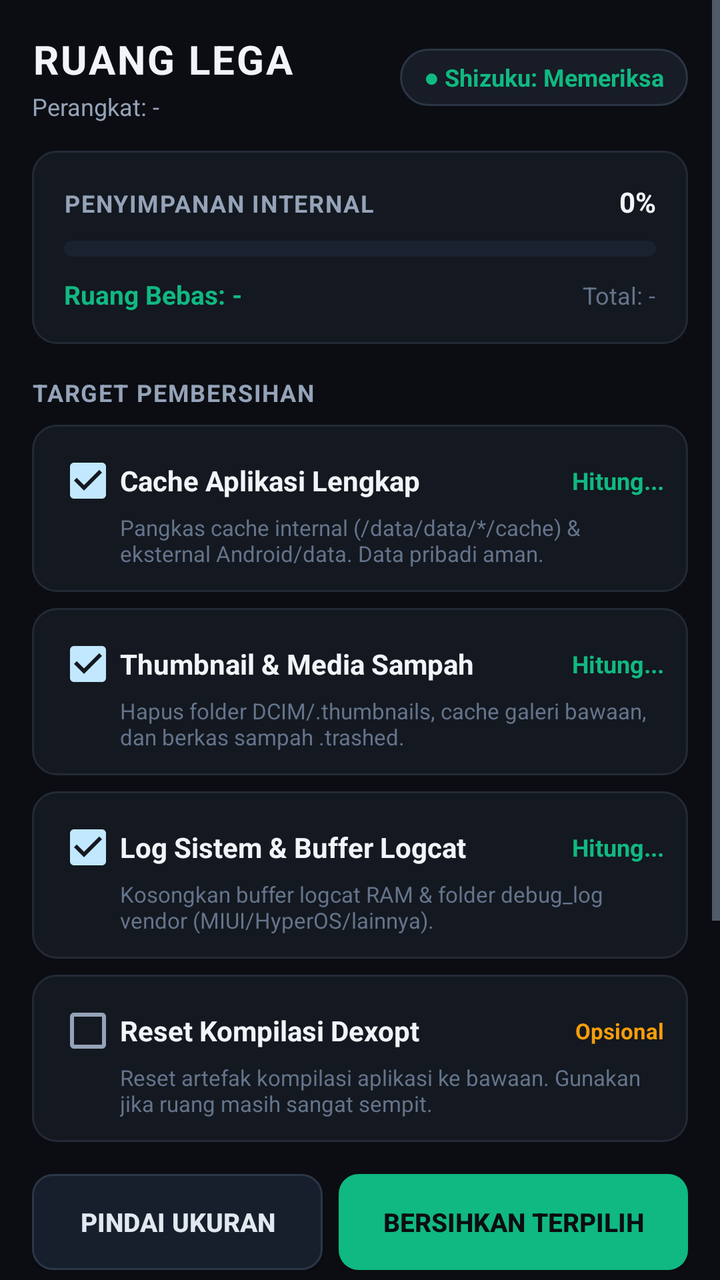
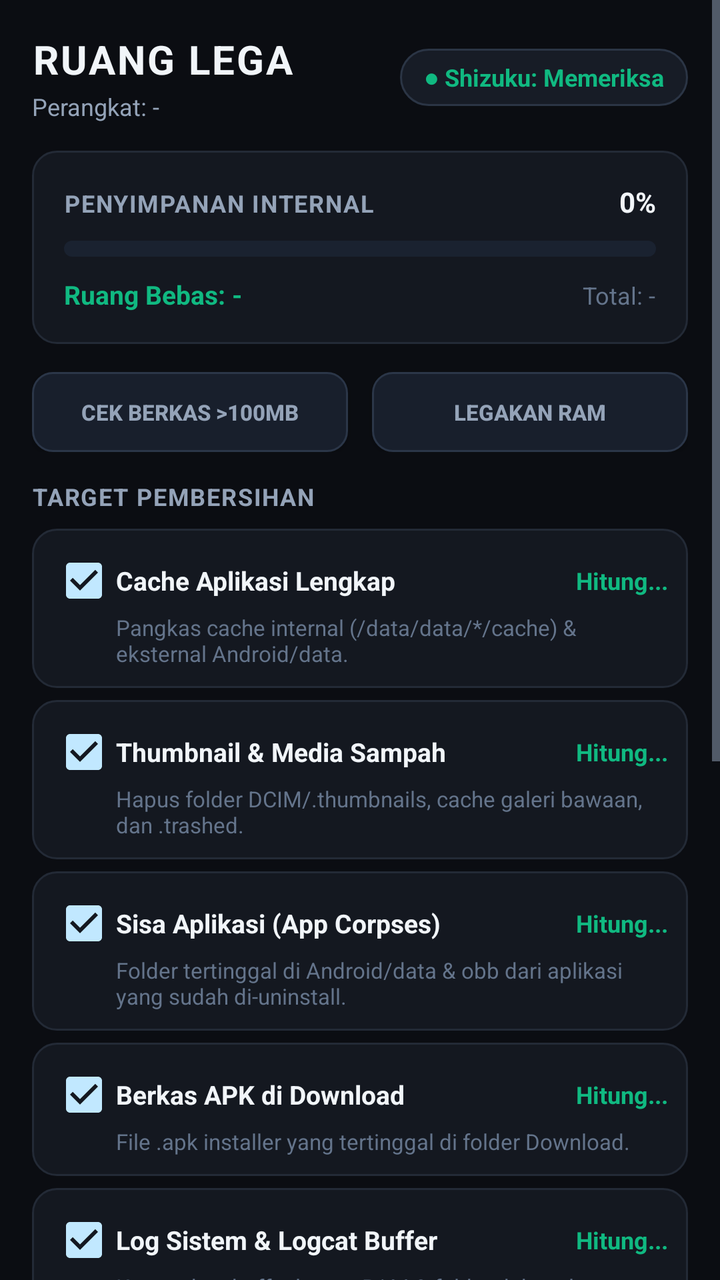

Compare the two renders of this Android layout. The source of the first and the diff that turns it into the second are given below.
<!-- AndroidManifest.xml: application theme Theme.App -->
<!-- res/layout/activity_main.xml -->
<?xml version="1.0" encoding="utf-8"?>
<ScrollView xmlns:android="http://schemas.android.com/apk/res/android"
    android:id="@+id/main_scroll"
    android:layout_width="match_parent"
    android:layout_height="match_parent"
    android:background="#0B0D12"
    android:fillViewport="true">

    <LinearLayout
        android:layout_width="match_parent"
        android:layout_height="wrap_content"
        android:orientation="vertical"
        android:padding="16dp">

        
        <LinearLayout
            android:layout_width="match_parent"
            android:layout_height="wrap_content"
            android:gravity="center_vertical"
            android:orientation="horizontal"
            android:layout_marginBottom="14dp">

            <LinearLayout
                android:layout_width="0dp"
                android:layout_height="wrap_content"
                android:layout_weight="1"
                android:orientation="vertical">

                <TextView
                    android:layout_width="wrap_content"
                    android:layout_height="wrap_content"
                    android:text="RUANG LEGA"
                    android:textColor="#F1F5F9"
                    android:textSize="20sp"
                    android:textStyle="bold"
                    android:letterSpacing="0.05" />

                <TextView
                    android:id="@+id/tv_device_info"
                    android:layout_width="wrap_content"
                    android:layout_height="wrap_content"
                    android:layout_marginTop="2dp"
                    android:text="Perangkat: -"
                    android:textColor="#94A3B8"
                    android:textSize="12sp" />
            </LinearLayout>

            <TextView
                android:id="@+id/tv_shizuku_pill"
                android:layout_width="wrap_content"
                android:layout_height="wrap_content"
                android:background="@drawable/bg_pill"
                android:paddingLeft="12dp"
                android:paddingTop="6dp"
                android:paddingRight="12dp"
                android:paddingBottom="6dp"
                android:text="● Shizuku: Memeriksa"
                android:textColor="#10B981"
                android:textSize="12sp"
                android:textStyle="bold" />
        </LinearLayout>

        
        <LinearLayout
            android:layout_width="match_parent"
            android:layout_height="wrap_content"
            android:background="@drawable/bg_card"
            android:orientation="vertical"
            android:padding="16dp"
            android:layout_marginBottom="16dp">

            <LinearLayout
                android:layout_width="match_parent"
                android:layout_height="wrap_content"
                android:orientation="horizontal">

                <TextView
                    android:layout_width="0dp"
                    android:layout_height="wrap_content"
                    android:layout_weight="1"
                    android:text="PENYIMPANAN INTERNAL"
                    android:textColor="#94A3B8"
                    android:textSize="12sp"
                    android:textStyle="bold"
                    android:letterSpacing="0.05" />

                <TextView
                    android:id="@+id/tv_storage_pct"
                    android:layout_width="wrap_content"
                    android:layout_height="wrap_content"
                    android:text="0%"
                    android:textColor="#F1F5F9"
                    android:textSize="14sp"
                    android:textStyle="bold" />
            </LinearLayout>

            <ProgressBar
                android:id="@+id/pb_storage"
                style="?android:attr/progressBarStyleHorizontal"
                android:layout_width="match_parent"
                android:layout_height="8dp"
                android:layout_marginTop="10dp"
                android:layout_marginBottom="10dp"
                android:max="100"
                android:progress="0"
                android:progressDrawable="@drawable/storage_progress" />

            <LinearLayout
                android:layout_width="match_parent"
                android:layout_height="wrap_content"
                android:orientation="horizontal">

                <TextView
                    android:id="@+id/tv_free_storage"
                    android:layout_width="0dp"
                    android:layout_height="wrap_content"
                    android:layout_weight="1"
                    android:text="Ruang Bebas: -"
                    android:textColor="#10B981"
                    android:textSize="13sp"
                    android:textStyle="bold" />

                <TextView
                    android:id="@+id/tv_total_storage"
                    android:layout_width="wrap_content"
                    android:layout_height="wrap_content"
                    android:text="Total: -"
                    android:textColor="#64748B"
                    android:textSize="12sp" />
            </LinearLayout>
        </LinearLayout>

        
        <TextView
            android:layout_width="wrap_content"
            android:layout_height="wrap_content"
            android:text="TARGET PEMBERSIHAN"
            android:textColor="#94A3B8"
            android:textSize="12sp"
            android:textStyle="bold"
            android:letterSpacing="0.05"
            android:layout_marginBottom="8dp" />

        
        <LinearLayout
            android:layout_width="match_parent"
            android:layout_height="wrap_content"
            android:background="@drawable/bg_card"
            android:orientation="vertical"
            android:padding="12dp"
            android:layout_marginBottom="8dp">

            <LinearLayout
                android:layout_width="match_parent"
                android:layout_height="wrap_content"
                android:gravity="center_vertical"
                android:orientation="horizontal">

                <CheckBox
                    android:id="@+id/cb_cache"
                    android:layout_width="wrap_content"
                    android:layout_height="wrap_content"
                    android:checked="true"
                    android:text="Cache Aplikasi Lengkap"
                    android:textColor="#F1F5F9"
                    android:textSize="14sp"
                    android:textStyle="bold" />

                <View
                    android:layout_width="0dp"
                    android:layout_height="1dp"
                    android:layout_weight="1" />

                <TextView
                    android:id="@+id/tv_size_cache"
                    android:layout_width="wrap_content"
                    android:layout_height="wrap_content"
                    android:text="Hitung..."
                    android:textColor="#10B981"
                    android:textSize="12sp"
                    android:textStyle="bold" />
            </LinearLayout>

            <TextView
                android:layout_width="match_parent"
                android:layout_height="wrap_content"
                android:paddingLeft="32dp"
                android:text="Pangkas cache internal (/data/data/*/cache) &amp; eksternal Android/data. Data pribadi aman."
                android:textColor="#64748B"
                android:textSize="11sp" />
        </LinearLayout>

        
        <LinearLayout
            android:layout_width="match_parent"
            android:layout_height="wrap_content"
            android:background="@drawable/bg_card"
            android:orientation="vertical"
            android:padding="12dp"
            android:layout_marginBottom="8dp">

            <LinearLayout
                android:layout_width="match_parent"
                android:layout_height="wrap_content"
                android:gravity="center_vertical"
                android:orientation="horizontal">

                <CheckBox
                    android:id="@+id/cb_media"
                    android:layout_width="wrap_content"
                    android:layout_height="wrap_content"
                    android:checked="true"
                    android:text="Thumbnail &amp; Media Sampah"
                    android:textColor="#F1F5F9"
                    android:textSize="14sp"
                    android:textStyle="bold" />

                <View
                    android:layout_width="0dp"
                    android:layout_height="1dp"
                    android:layout_weight="1" />

                <TextView
                    android:id="@+id/tv_size_media"
                    android:layout_width="wrap_content"
                    android:layout_height="wrap_content"
                    android:text="Hitung..."
                    android:textColor="#10B981"
                    android:textSize="12sp"
                    android:textStyle="bold" />
            </LinearLayout>

            <TextView
                android:layout_width="match_parent"
                android:layout_height="wrap_content"
                android:paddingLeft="32dp"
                android:text="Hapus folder DCIM/.thumbnails, cache galeri bawaan, dan berkas sampah .trashed."
                android:textColor="#64748B"
                android:textSize="11sp" />
        </LinearLayout>

        
        <LinearLayout
            android:layout_width="match_parent"
            android:layout_height="wrap_content"
            android:background="@drawable/bg_card"
            android:orientation="vertical"
            android:padding="12dp"
            android:layout_marginBottom="8dp">

            <LinearLayout
                android:layout_width="match_parent"
                android:layout_height="wrap_content"
                android:gravity="center_vertical"
                android:orientation="horizontal">

                <CheckBox
                    android:id="@+id/cb_logs"
                    android:layout_width="wrap_content"
                    android:layout_height="wrap_content"
                    android:checked="true"
                    android:text="Log Sistem &amp; Buffer Logcat"
                    android:textColor="#F1F5F9"
                    android:textSize="14sp"
                    android:textStyle="bold" />

                <View
                    android:layout_width="0dp"
                    android:layout_height="1dp"
                    android:layout_weight="1" />

                <TextView
                    android:id="@+id/tv_size_logs"
                    android:layout_width="wrap_content"
                    android:layout_height="wrap_content"
                    android:text="Hitung..."
                    android:textColor="#10B981"
                    android:textSize="12sp"
                    android:textStyle="bold" />
            </LinearLayout>

            <TextView
                android:layout_width="match_parent"
                android:layout_height="wrap_content"
                android:paddingLeft="32dp"
                android:text="Kosongkan buffer logcat RAM &amp; folder debug_log vendor (MIUI/HyperOS/lainnya)."
                android:textColor="#64748B"
                android:textSize="11sp" />
        </LinearLayout>

        
        <LinearLayout
            android:layout_width="match_parent"
            android:layout_height="wrap_content"
            android:background="@drawable/bg_card"
            android:orientation="vertical"
            android:padding="12dp"
            android:layout_marginBottom="16dp">

            <LinearLayout
                android:layout_width="match_parent"
                android:layout_height="wrap_content"
                android:gravity="center_vertical"
                android:orientation="horizontal">

                <CheckBox
                    android:id="@+id/cb_dexopt"
                    android:layout_width="wrap_content"
                    android:layout_height="wrap_content"
                    android:checked="false"
                    android:text="Reset Kompilasi Dexopt"
                    android:textColor="#F1F5F9"
                    android:textSize="14sp"
                    android:textStyle="bold" />

                <View
                    android:layout_width="0dp"
                    android:layout_height="1dp"
                    android:layout_weight="1" />

                <TextView
                    android:layout_width="wrap_content"
                    android:layout_height="wrap_content"
                    android:text="Opsional"
                    android:textColor="#F59E0B"
                    android:textSize="11sp"
                    android:textStyle="bold" />
            </LinearLayout>

            <TextView
                android:layout_width="match_parent"
                android:layout_height="wrap_content"
                android:paddingLeft="32dp"
                android:text="Reset artefak kompilasi aplikasi ke bawaan. Gunakan jika ruang masih sangat sempit."
                android:textColor="#64748B"
                android:textSize="11sp" />
        </LinearLayout>

        
        <LinearLayout
            android:layout_width="match_parent"
            android:layout_height="wrap_content"
            android:orientation="horizontal"
            android:layout_marginBottom="12dp">

            <Button
                android:id="@+id/btn_scan"
                android:layout_width="0dp"
                android:layout_height="48dp"
                android:layout_weight="1"
                android:layout_marginRight="8dp"
                android:background="@drawable/bg_btn_secondary"
                android:text="Pindai Ukuran"
                android:textColor="#E2E8F0"
                android:textSize="13sp"
                android:textStyle="bold" />

            <Button
                android:id="@+id/btn_clean"
                android:layout_width="0dp"
                android:layout_height="48dp"
                android:layout_weight="1.2"
                android:background="@drawable/bg_btn_primary"
                android:text="Bersihkan Terpilih"
                android:textColor="#0B0D12"
                android:textSize="13sp"
                android:textStyle="bold" />
        </LinearLayout>

        
        <LinearLayout
            android:id="@+id/layout_progress"
            android:layout_width="match_parent"
            android:layout_height="wrap_content"
            android:orientation="vertical"
            android:visibility="gone"
            android:layout_marginBottom="12dp">

            <ProgressBar
                style="?android:attr/progressBarStyleHorizontal"
                android:layout_width="match_parent"
                android:layout_height="4dp"
                android:indeterminate="true" />

            <TextView
                android:id="@+id/tv_status_action"
                android:layout_width="wrap_content"
                android:layout_height="wrap_content"
                android:layout_marginTop="4dp"
                android:text="Sedang memproses..."
                android:textColor="#3B82F6"
                android:textSize="12sp" />
        </LinearLayout>

        
        <LinearLayout
            android:layout_width="match_parent"
            android:layout_height="wrap_content"
            android:orientation="vertical"
            android:background="@drawable/bg_console"
            android:padding="12dp">

            <LinearLayout
                android:layout_width="match_parent"
                android:layout_height="wrap_content"
                android:gravity="center_vertical"
                android:orientation="horizontal"
                android:layout_marginBottom="8dp">

                <TextView
                    android:layout_width="0dp"
                    android:layout_height="wrap_content"
                    android:layout_weight="1"
                    android:text="LOG KELUARAN"
                    android:textColor="#64748B"
                    android:textSize="11sp"
                    android:textStyle="bold"
                    android:letterSpacing="0.05" />

                <TextView
                    android:id="@+id/btn_copy_log"
                    android:layout_width="wrap_content"
                    android:layout_height="wrap_content"
                    android:text="SALIN LOG"
                    android:textColor="#3B82F6"
                    android:textSize="11sp"
                    android:textStyle="bold"
                    android:paddingLeft="8dp"
                    android:paddingRight="8dp" />
            </LinearLayout>

            <TextView
                android:id="@+id/tv_console"
                android:layout_width="match_parent"
                android:layout_height="180dp"
                android:typeface="monospace"
                android:textSize="11sp"
                android:textColor="#94A3B8"
                android:scrollbars="vertical"
                android:textIsSelectable="true"
                android:text="[Ruang Lega siap]\n" />
        </LinearLayout>

    </LinearLayout>
</ScrollView>
<!-- resources referenced by this layout -->
<resources>
  <!-- drawable bg_btn_primary (drawable) -->
  <?xml version="1.0" encoding="utf-8"?>
  <selector xmlns:android="http://schemas.android.com/apk/res/android">
      <item android:state_pressed="true">
          <shape android:shape="rectangle">
              <solid android:color="#059669" />
              <corners android:radius="10dp" />
          </shape>
      </item>
      <item android:state_enabled="false">
          <shape android:shape="rectangle">
              <solid android:color="#1A2230" />
              <corners android:radius="10dp" />
          </shape>
      </item>
      <item>
          <shape android:shape="rectangle">
              <solid android:color="#10B981" />
              <corners android:radius="10dp" />
          </shape>
      </item>
  </selector>
  <!-- drawable bg_btn_secondary (drawable) -->
  <?xml version="1.0" encoding="utf-8"?>
  <selector xmlns:android="http://schemas.android.com/apk/res/android">
      <item android:state_pressed="true">
          <shape android:shape="rectangle">
              <solid android:color="#222C3D" />
              <stroke android:width="1dp" android:color="#3B82F6" />
              <corners android:radius="10dp" />
          </shape>
      </item>
      <item android:state_enabled="false">
          <shape android:shape="rectangle">
              <solid android:color="#12161E" />
              <stroke android:width="1dp" android:color="#1B212B" />
              <corners android:radius="10dp" />
          </shape>
      </item>
      <item>
          <shape android:shape="rectangle">
              <solid android:color="#181F2C" />
              <stroke android:width="1dp" android:color="#2B3648" />
              <corners android:radius="10dp" />
          </shape>
      </item>
  </selector>
  <!-- drawable bg_card (drawable) -->
  <?xml version="1.0" encoding="utf-8"?>
  <shape xmlns:android="http://schemas.android.com/apk/res/android"
      android:shape="rectangle">
      <solid android:color="#141820" />
      <stroke android:width="1dp" android:color="#232A36" />
      <corners android:radius="12dp" />
  </shape>
  <!-- drawable bg_console (drawable) -->
  <?xml version="1.0" encoding="utf-8"?>
  <shape xmlns:android="http://schemas.android.com/apk/res/android"
      android:shape="rectangle">
      <solid android:color="#0A0C10" />
      <stroke android:width="1dp" android:color="#1E2532" />
      <corners android:radius="8dp" />
  </shape>
  <!-- drawable bg_pill (drawable) -->
  <?xml version="1.0" encoding="utf-8"?>
  <shape xmlns:android="http://schemas.android.com/apk/res/android"
      android:shape="rectangle">
      <solid android:color="#171C26" />
      <stroke android:width="1dp" android:color="#2B3545" />
      <corners android:radius="16dp" />
  </shape>
  <!-- drawable storage_progress (drawable) -->
  <?xml version="1.0" encoding="utf-8"?>
  <layer-list xmlns:android="http://schemas.android.com/apk/res/android">
      <item android:id="@android:id/background">
          <shape android:shape="rectangle">
              <solid android:color="#1A2230" />
              <corners android:radius="4dp" />
          </shape>
      </item>
      <item android:id="@android:id/progress">
          <clip>
              <shape android:shape="rectangle">
                  <solid android:color="#10B981" />
                  <corners android:radius="4dp" />
              </shape>
          </clip>
      </item>
  </layer-list>
  <style name="Theme.App" parent="android:Theme.DeviceDefault.NoActionBar">
          <item name="android:windowBackground">@color/bg_root</item>
          <item name="android:colorBackground">@color/bg_root</item>
          <item name="android:textColorPrimary">@color/text_primary</item>
          <item name="android:textColorSecondary">@color/text_secondary</item>
          <item name="android:navigationBarColor">@color/bg_root</item>
          <item name="android:statusBarColor">@color/bg_root</item>
      </style>
  <color name="bg_root">#0B0D12</color>
  <color name="text_primary">#F1F5F9</color>
  <color name="text_secondary">#94A3B8</color>
</resources>

<!-- the commit's change to res/layout/activity_main.xml (unified diff, before → after) -->
@@ -67,7 +67,7 @@
             android:background="@drawable/bg_card"
             android:orientation="vertical"
             android:padding="16dp"
-            android:layout_marginBottom="16dp">
+            android:layout_marginBottom="14dp">
 
             <LinearLayout
                 android:layout_width="match_parent"
@@ -131,6 +131,38 @@
         </LinearLayout>
 
         
+        <LinearLayout
+            android:layout_width="match_parent"
+            android:layout_height="wrap_content"
+            android:orientation="horizontal"
+            android:layout_marginBottom="14dp">
+
+            <Button
+                android:id="@+id/btn_large_files"
+                android:layout_width="0dp"
+                android:layout_height="40dp"
+                android:layout_weight="1"
+                android:layout_marginRight="6dp"
+                android:background="@drawable/bg_btn_secondary"
+                android:text="Cek Berkas >100MB"
+                android:textColor="#94A3B8"
+                android:textSize="11sp"
+                android:textStyle="bold" />
+
+            <Button
+                android:id="@+id/btn_boost_ram"
+                android:layout_width="0dp"
+                android:layout_height="40dp"
+                android:layout_weight="1"
+                android:layout_marginLeft="6dp"
+                android:background="@drawable/bg_btn_secondary"
+                android:text="Legakan RAM"
+                android:textColor="#94A3B8"
+                android:textSize="11sp"
+                android:textStyle="bold" />
+        </LinearLayout>
+
+        
         <TextView
             android:layout_width="wrap_content"
             android:layout_height="wrap_content"
@@ -147,8 +179,8 @@
             android:layout_height="wrap_content"
             android:background="@drawable/bg_card"
             android:orientation="vertical"
-            android:padding="12dp"
-            android:layout_marginBottom="8dp">
+            android:padding="10dp"
+            android:layout_marginBottom="6dp">
 
             <LinearLayout
                 android:layout_width="match_parent"
@@ -163,7 +195,7 @@
                     android:checked="true"
                     android:text="Cache Aplikasi Lengkap"
                     android:textColor="#F1F5F9"
-                    android:textSize="14sp"
+                    android:textSize="13sp"
                     android:textStyle="bold" />
 
                 <View
@@ -185,7 +217,7 @@
                 android:layout_width="match_parent"
                 android:layout_height="wrap_content"
                 android:paddingLeft="32dp"
-                android:text="Pangkas cache internal (/data/data/*/cache) &amp; eksternal Android/data. Data pribadi aman."
+                android:text="Pangkas cache internal (/data/data/*/cache) &amp; eksternal Android/data."
                 android:textColor="#64748B"
                 android:textSize="11sp" />
         </LinearLayout>
@@ -196,8 +228,8 @@
             android:layout_height="wrap_content"
             android:background="@drawable/bg_card"
             android:orientation="vertical"
-            android:padding="12dp"
-            android:layout_marginBottom="8dp">
+            android:padding="10dp"
+            android:layout_marginBottom="6dp">
 
             <LinearLayout
                 android:layout_width="match_parent"
@@ -212,7 +244,7 @@
                     android:checked="true"
                     android:text="Thumbnail &amp; Media Sampah"
                     android:textColor="#F1F5F9"
-                    android:textSize="14sp"
+                    android:textSize="13sp"
                     android:textStyle="bold" />
 
                 <View
@@ -234,7 +266,7 @@
                 android:layout_width="match_parent"
                 android:layout_height="wrap_content"
                 android:paddingLeft="32dp"
-                android:text="Hapus folder DCIM/.thumbnails, cache galeri bawaan, dan berkas sampah .trashed."
+                android:text="Hapus folder DCIM/.thumbnails, cache galeri bawaan, dan .trashed."
                 android:textColor="#64748B"
                 android:textSize="11sp" />
         </LinearLayout>
@@ -245,8 +277,8 @@
             android:layout_height="wrap_content"
             android:background="@drawable/bg_card"
             android:orientation="vertical"
-            android:padding="12dp"
-            android:layout_marginBottom="8dp">
+            android:padding="10dp"
+            android:layout_marginBottom="6dp">
 
             <LinearLayout
                 android:layout_width="match_parent"
@@ -255,13 +287,13 @@
                 android:orientation="horizontal">
 
                 <CheckBox
-                    android:id="@+id/cb_logs"
+                    android:id="@+id/cb_corpses"
                     android:layout_width="wrap_content"
                     android:layout_height="wrap_content"
                     android:checked="true"
-                    android:text="Log Sistem &amp; Buffer Logcat"
-                    android:textColor="#F1F5F9"
-                    android:textSize="14sp"
+                    android:text="Sisa Aplikasi (App Corpses)"
+                    android:textColor="#F1F5F9"
+                    android:textSize="13sp"
                     android:textStyle="bold" />
 
                 <View
@@ -270,7 +302,7 @@
                     android:layout_weight="1" />
 
                 <TextView
-                    android:id="@+id/tv_size_logs"
+                    android:id="@+id/tv_size_corpses"
                     android:layout_width="wrap_content"
                     android:layout_height="wrap_content"
                     android:text="Hitung..."
@@ -283,7 +315,7 @@
                 android:layout_width="match_parent"
                 android:layout_height="wrap_content"
                 android:paddingLeft="32dp"
-                android:text="Kosongkan buffer logcat RAM &amp; folder debug_log vendor (MIUI/HyperOS/lainnya)."
+                android:text="Folder tertinggal di Android/data &amp; obb dari aplikasi yang sudah di-uninstall."
                 android:textColor="#64748B"
                 android:textSize="11sp" />
         </LinearLayout>
@@ -294,8 +326,106 @@
             android:layout_height="wrap_content"
             android:background="@drawable/bg_card"
             android:orientation="vertical"
-            android:padding="12dp"
-            android:layout_marginBottom="16dp">
+            android:padding="10dp"
+            android:layout_marginBottom="6dp">
+
+            <LinearLayout
+                android:layout_width="match_parent"
+                android:layout_height="wrap_content"
+                android:gravity="center_vertical"
+                android:orientation="horizontal">
+
+                <CheckBox
+                    android:id="@+id/cb_apks"
+                    android:layout_width="wrap_content"
+                    android:layout_height="wrap_content"
+                    android:checked="true"
+                    android:text="Berkas APK di Download"
+                    android:textColor="#F1F5F9"
+                    android:textSize="13sp"
+                    android:textStyle="bold" />
+
+                <View
+                    android:layout_width="0dp"
+                    android:layout_height="1dp"
+                    android:layout_weight="1" />
+
+                <TextView
+                    android:id="@+id/tv_size_apks"
+                    android:layout_width="wrap_content"
+                    android:layout_height="wrap_content"
+                    android:text="Hitung..."
+                    android:textColor="#10B981"
+                    android:textSize="12sp"
+                    android:textStyle="bold" />
+            </LinearLayout>
+
+            <TextView
+                android:layout_width="match_parent"
+                android:layout_height="wrap_content"
+                android:paddingLeft="32dp"
+                android:text="File .apk installer yang tertinggal di folder Download."
+                android:textColor="#64748B"
+                android:textSize="11sp" />
+        </LinearLayout>
+
+        
+        <LinearLayout
+            android:layout_width="match_parent"
+            android:layout_height="wrap_content"
+            android:background="@drawable/bg_card"
+            android:orientation="vertical"
+            android:padding="10dp"
+            android:layout_marginBottom="6dp">
+
+            <LinearLayout
+                android:layout_width="match_parent"
+                android:layout_height="wrap_content"
+                android:gravity="center_vertical"
+                android:orientation="horizontal">
+
+                <CheckBox
+                    android:id="@+id/cb_logs"
+                    android:layout_width="wrap_content"
+                    android:layout_height="wrap_content"
+                    android:checked="true"
+                    android:text="Log Sistem &amp; Logcat Buffer"
+                    android:textColor="#F1F5F9"
+                    android:textSize="13sp"
+                    android:textStyle="bold" />
+
+                <View
+                    android:layout_width="0dp"
+                    android:layout_height="1dp"
+                    android:layout_weight="1" />
+
+                <TextView
+                    android:id="@+id/tv_size_logs"
+                    android:layout_width="wrap_content"
+                    android:layout_height="wrap_content"
+                    android:text="Hitung..."
+                    android:textColor="#10B981"
+                    android:textSize="12sp"
+                    android:textStyle="bold" />
+            </LinearLayout>
+
+            <TextView
+                android:layout_width="match_parent"
+                android:layout_height="wrap_content"
+                android:paddingLeft="32dp"
+                android:text="Kosongkan buffer logcat RAM &amp; folder debug_log vendor."
+                android:textColor="#64748B"
+                android:textSize="11sp" />
+        </LinearLayout>
+
+        
+        <LinearLayout
+            android:layout_width="match_parent"
+            android:layout_height="wrap_content"
+            android:background="@drawable/bg_card"
+            android:orientation="vertical"
+            android:padding="10dp"
+            android:layout_marginBottom="14dp">
 
             <LinearLayout
                 android:layout_width="match_parent"
@@ -310,7 +440,7 @@
                     android:checked="false"
                     android:text="Reset Kompilasi Dexopt"
                     android:textColor="#F1F5F9"
-                    android:textSize="14sp"
+                    android:textSize="13sp"
                     android:textStyle="bold" />
 
                 <View
@@ -331,7 +461,7 @@
                 android:layout_width="match_parent"
                 android:layout_height="wrap_content"
                 android:paddingLeft="32dp"
-                android:text="Reset artefak kompilasi aplikasi ke bawaan. Gunakan jika ruang masih sangat sempit."
+                android:text="Reset artefak kompilasi aplikasi ke bawaan. Gunakan jika ruang sangat minim."
                 android:textColor="#64748B"
                 android:textSize="11sp" />
         </LinearLayout>
